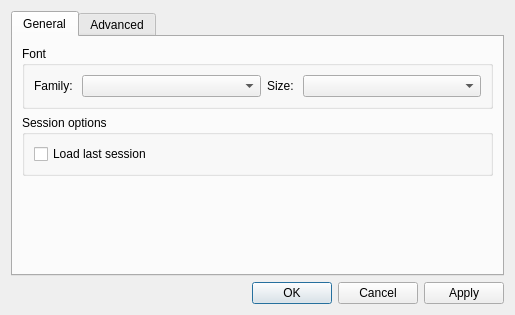
Before: the Qt Designer form src/optionsdialog.ui in sergei-dyshel/glogg, drawn with Qt 5.
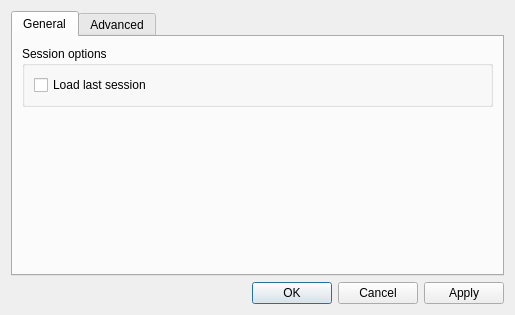
After: the same form once the commit is applied.

Commit message: Move font chooser from 'Options' dialog to 'View' menu

```diff
--- a/src/optionsdialog.ui
+++ b/src/optionsdialog.ui
@@ -33,62 +33,6 @@
        <string>General</string>
       </attribute>
       <layout class="QVBoxLayout" name="verticalLayout_3">
-       <item>
-        <widget class="QGroupBox" name="fontBox">
-         <property name="sizePolicy">
-          <sizepolicy hsizetype="Expanding" vsizetype="Fixed">
-           <horstretch>0</horstretch>
-           <verstretch>0</verstretch>
-          </sizepolicy>
-         </property>
-         <property name="title">
-          <string>Font</string>
-         </property>
-         <layout class="QHBoxLayout" name="horizontalLayout_3">
-          <item>
-           <layout class="QHBoxLayout" name="horizontalLayout">
-            <property name="sizeConstraint">
-             <enum>QLayout::SetDefaultConstraint</enum>
-            </property>
-            <item>
-             <widget class="QLabel" name="label">
-              <property name="text">
-               <string>Family: </string>
-              </property>
-             </widget>
-            </item>
-            <item>
-             <widget class="QComboBox" name="fontFamilyBox">
-              <property name="sizePolicy">
-               <sizepolicy hsizetype="Expanding" vsizetype="Fixed">
-                <horstretch>0</horstretch>
-                <verstretch>0</verstretch>
-               </sizepolicy>
-              </property>
-             </widget>
-            </item>
-            <item>
-             <widget class="QLabel" name="label_2">
-              <property name="text">
-               <string>Size: </string>
-              </property>
-             </widget>
-            </item>
-            <item>
-             <widget class="QComboBox" name="fontSizeBox">
-              <property name="sizePolicy">
-               <sizepolicy hsizetype="Expanding" vsizetype="Fixed">
-                <horstretch>0</horstretch>
-                <verstretch>0</verstretch>
-               </sizepolicy>
-              </property>
-             </widget>
-            </item>
-           </layout>
-          </item>
-         </layout>
-        </widget>
-       </item>
        <item>
         <widget class="QGroupBox" name="sessionBox">
          <property name="title">
```
The commit also changes 4 other files.
